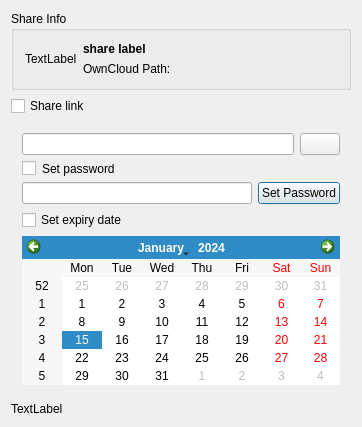
The window that src/gui/sharedialog.ui (nextcloud/desktop) describes before a commit, drawn with Qt 5.
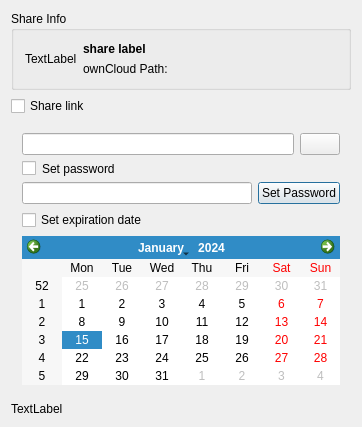
The same window after the commit. Custom widgets are drawn as their Qt base class.

The edit to the form file:
```diff
--- a/src/gui/sharedialog.ui
+++ b/src/gui/sharedialog.ui
@@ -72,7 +72,7 @@
            </font>
           </property>
           <property name="text">
-           <string>OwnCloud Path:</string>
+           <string>ownCloud Path:</string>
           </property>
          </widget>
         </item>
@@ -113,7 +113,7 @@
         <item>
          <widget class="QCheckBox" name="checkBox_expire">
           <property name="text">
-           <string>Set expiry date</string>
+           <string>Set expiration date</string>
           </property>
          </widget>
         </item>
```
